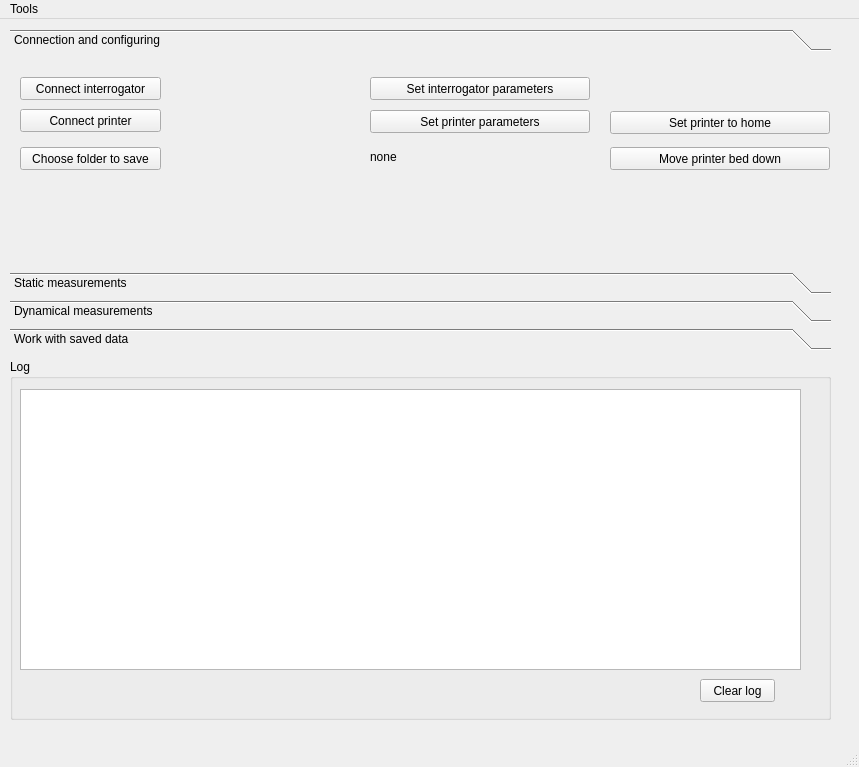
Above: UIs/mainwindow.ui from IlyaVatnik/WIMcontrol before the change. Below: the same form after it.
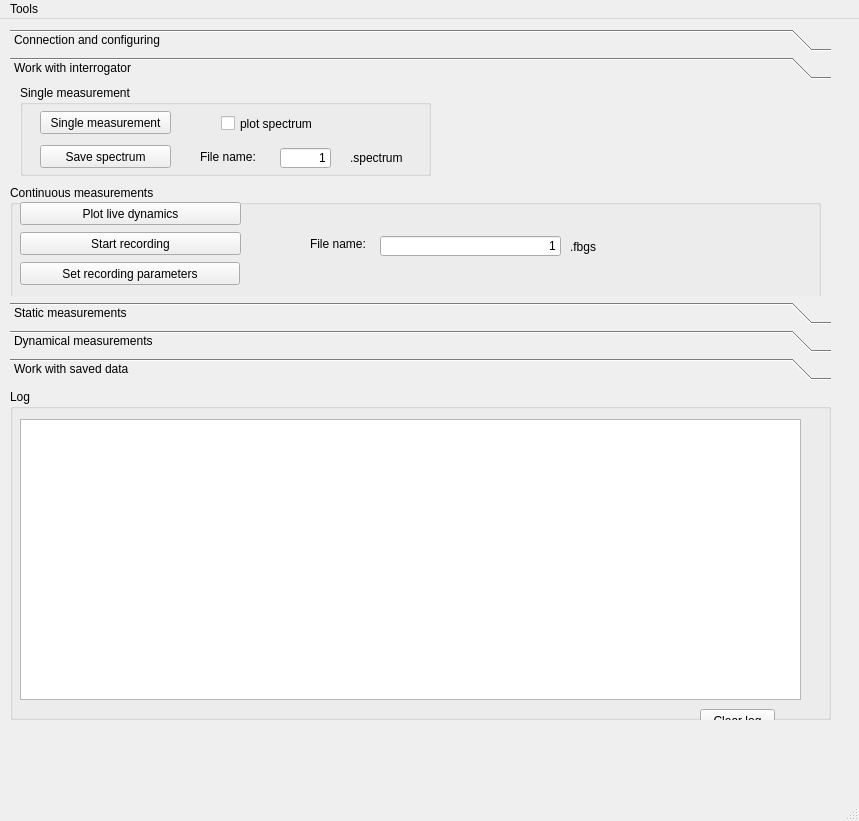
That is the form after the change.

The edit to the form file:
```diff
--- a/UIs/mainwindow.ui
+++ b/UIs/mainwindow.ui
@@ -7,7 +7,7 @@
     <x>0</x>
     <y>0</y>
     <width>859</width>
-    <height>767</height>
+    <height>821</height>
    </rect>
   </property>
   <property name="windowTitle">
@@ -20,11 +20,11 @@
       <x>10</x>
       <y>10</y>
       <width>821</width>
-      <height>321</height>
+      <height>351</height>
      </rect>
     </property>
     <property name="currentIndex">
-     <number>0</number>
+     <number>1</number>
     </property>
     <widget class="QWidget" name="page">
      <property name="geometry">
@@ -32,7 +32,7 @@
        <x>0</x>
        <y>0</y>
        <width>821</width>
-       <height>197</height>
+       <height>216</height>
       </rect>
      </property>
      <attribute name="label">
@@ -146,6 +146,202 @@
       </property>
      </widget>
     </widget>
+    <widget class="QWidget" name="page_4">
+     <attribute name="label">
+      <string>Work with interrogator</string>
+     </attribute>
+     <widget class="QGroupBox" name="groupBox_3">
+      <property name="geometry">
+       <rect>
+        <x>10</x>
+        <y>0</y>
+        <width>411</width>
+        <height>91</height>
+       </rect>
+      </property>
+      <property name="title">
+       <string>Single measurement</string>
+      </property>
+      <widget class="QPushButton" name="pushButton_save_single_spectrum">
+       <property name="geometry">
+        <rect>
+         <x>20</x>
+         <y>60</y>
+         <width>131</width>
+         <height>23</height>
+        </rect>
+       </property>
+       <property name="text">
+        <string>Save spectrum</string>
+       </property>
+      </widget>
+      <widget class="QLabel" name="label_folder_to_save_4">
+       <property name="geometry">
+        <rect>
+         <x>180</x>
+         <y>60</y>
+         <width>71</width>
+         <height>23</height>
+        </rect>
+       </property>
+       <property name="text">
+        <string>File name:</string>
+       </property>
+      </widget>
+      <widget class="QLineEdit" name="lineEdit_file_name_to_save_spectrum">
+       <property name="geometry">
+        <rect>
+         <x>260</x>
+         <y>63</y>
+         <width>51</width>
+         <height>20</height>
+        </rect>
+       </property>
+       <property name="text">
+        <string>1</string>
+       </property>
+       <property name="alignment">
+        <set>Qt::AlignRight|Qt::AlignTrailing|Qt::AlignVCenter</set>
+       </property>
+      </widget>
+      <widget class="QCheckBox" name="checkBox_plot_single_spectrum">
+       <property name="geometry">
+        <rect>
+         <x>201</x>
+         <y>30</y>
+         <width>101</width>
+         <height>17</height>
+        </rect>
+       </property>
+       <property name="text">
+        <string>plot spectrum</string>
+       </property>
+      </widget>
+      <widget class="QLabel" name="label_folder_to_save_5">
+       <property name="geometry">
+        <rect>
+         <x>330</x>
+         <y>61</y>
+         <width>61</width>
+         <height>23</height>
+        </rect>
+       </property>
+       <property name="text">
+        <string>.spectrum</string>
+       </property>
+      </widget>
+      <widget class="QPushButton" name="pushButton_single_measurement">
+       <property name="geometry">
+        <rect>
+         <x>20</x>
+         <y>26</y>
+         <width>131</width>
+         <height>23</height>
+        </rect>
+       </property>
+       <property name="text">
+        <string>Single measurement</string>
+       </property>
+      </widget>
+     </widget>
+     <widget class="QGroupBox" name="groupBox_4">
+      <property name="geometry">
+       <rect>
+        <x>0</x>
+        <y>100</y>
+        <width>811</width>
+        <height>121</height>
+       </rect>
+      </property>
+      <property name="title">
+       <string>Continuous measurements</string>
+      </property>
+      <widget class="QLabel" name="label_folder_to_save_3">
+       <property name="geometry">
+        <rect>
+         <x>560</x>
+         <y>50</y>
+         <width>51</width>
+         <height>23</height>
+        </rect>
+       </property>
+       <property name="text">
+        <string>.fbgs</string>
+       </property>
+      </widget>
+      <widget class="QPushButton" name="pushButton_plot_live_dynamics">
+       <property name="geometry">
+        <rect>
+         <x>10</x>
+         <y>17</y>
+         <width>221</width>
+         <height>23</height>
+        </rect>
+       </property>
+       <property name="text">
+        <string>Plot live dynamics</string>
+       </property>
+       <property name="checkable">
+        <bool>true</bool>
+       </property>
+      </widget>
+      <widget class="QLineEdit" name="lineEdit_file_name_for_recording">
+       <property name="geometry">
+        <rect>
+         <x>370</x>
+         <y>51</y>
+         <width>181</width>
+         <height>20</height>
+        </rect>
+       </property>
+       <property name="text">
+        <string>1</string>
+       </property>
+       <property name="alignment">
+        <set>Qt::AlignRight|Qt::AlignTrailing|Qt::AlignVCenter</set>
+       </property>
+      </widget>
+      <widget class="QLabel" name="label_folder_to_save_2">
+       <property name="geometry">
+        <rect>
+         <x>300</x>
+         <y>47</y>
+         <width>61</width>
+         <height>23</height>
+        </rect>
+       </property>
+       <property name="text">
+        <string>File name:</string>
+       </property>
+      </widget>
+      <widget class="QPushButton" name="pushButton_set_recording_parameters">
+       <property name="geometry">
+        <rect>
+         <x>10</x>
+         <y>77</y>
+         <width>220</width>
+         <height>23</height>
+        </rect>
+       </property>
+       <property name="text">
+        <string>Set recording parameters</string>
+       </property>
+      </widget>
+      <widget class="QPushButton" name="pushButton_start_recording">
+       <property name="geometry">
+        <rect>
+         <x>10</x>
+         <y>47</y>
+         <width>221</width>
+         <height>23</height>
+        </rect>
+       </property>
+       <property name="text">
+        <string>Start recording</string>
+       </property>
+      </widget>
+     </widget>
+    </widget>
     <widget class="QWidget" name="page_2">
      <property name="geometry">
       <rect>
@@ -516,9 +712,9 @@
     <property name="geometry">
      <rect>
       <x>10</x>
-      <y>340</y>
+      <y>370</y>
       <width>821</width>
-      <height>361</height>
+      <height>331</height>
      </rect>
     </property>
     <property name="title">
```
Left out of the diff: 8 changed lines with no effect on the pictures.
